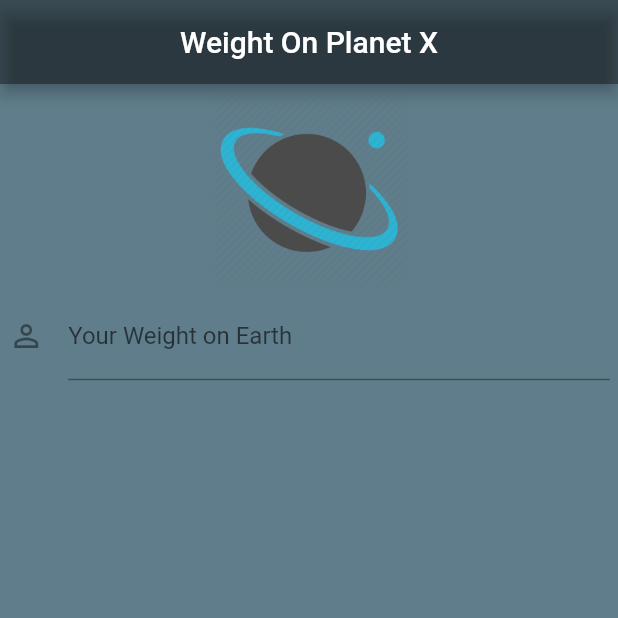
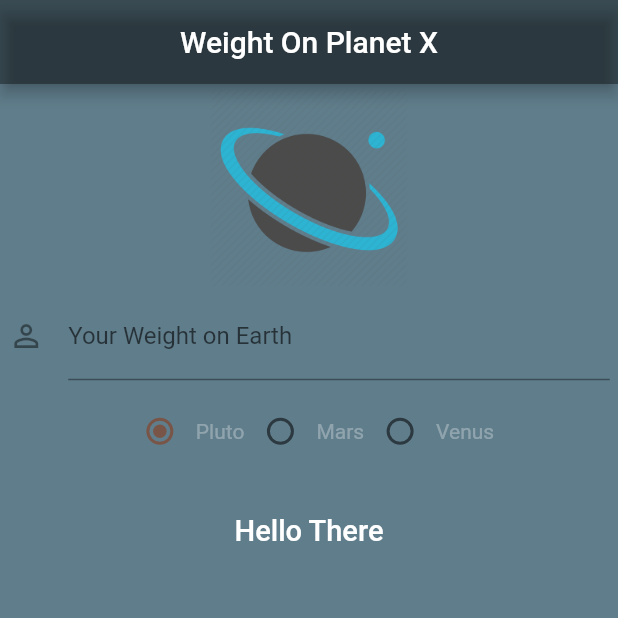
Before and after one commit to ArmardB/Planet-Weights, a Flutter app: the screen it shows after launch, on a phone screen of 412 x 824 dp, the top half of it. Run offline on Flutter 3.47's test engine with Material 2 defaults, Android fonts, the phone set to English and light mode, and no system bars.

Commit message:
Styled radio buttons and added results label

```diff
--- a/lib/ui/celestial_home.dart
+++ b/lib/ui/celestial_home.dart
@@ -9,6 +9,16 @@ class CelestialHome extends StatefulWidget {
 }
 
 class CelestialState extends State<CelestialHome> {
+
+  int radioValue = 0;
+
+  void handleRadioValueChanged(int value) {
+    setState(() {
+      radioValue = value;
+      print(radioValue);
+    });
+  }
+
   @override
   Widget build(BuildContext context) {
     return new Scaffold(
@@ -39,7 +49,39 @@ class CelestialState extends State<CelestialHome> {
                       hintText: 'In pounds',
                       icon: new Icon(Icons.person_outline)
                     ),
-                  )
+                  ),
+                  new Padding(padding: new EdgeInsets.all(5.0)),
+                  new Row(
+                    mainAxisAlignment: MainAxisAlignment.center,
+                    children: <Widget>[
+                      new Radio<int>(
+                        activeColor: Colors.brown,
+                          value: 0, groupValue: radioValue, onChanged: handleRadioValueChanged),
+                      new Text(
+                        'Pluto',
+                        style: new TextStyle(color: Colors.white30),
+                      ),
+                      new Radio<int>(
+                          activeColor: Colors.red,
+                          value: 1, groupValue: radioValue, onChanged: handleRadioValueChanged),
+                      new Text('Mars',
+                        style: new TextStyle(color: Colors.white30),
+                      ),
+                      new Radio<int>(
+                        activeColor: Colors.orangeAccent,
+                          value: 2, groupValue: radioValue, onChanged: handleRadioValueChanged),
+                      new Text('Venus',
+                      style: new TextStyle(color: Colors.white30),
+                      )
+                    ],
+                  ),
+                  new Padding(padding: const EdgeInsets.all(15.6)),
+                  new Text('Hello There',
+                  style: new TextStyle(
+                    color: Colors.white,
+                    fontSize: 19.4,
+                    fontWeight: FontWeight.w500
+                  ),)
                 ],
               ),
             )
```
